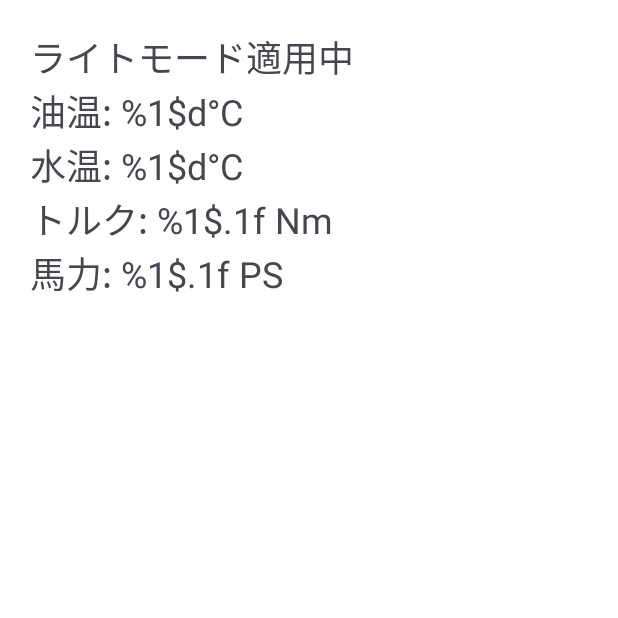
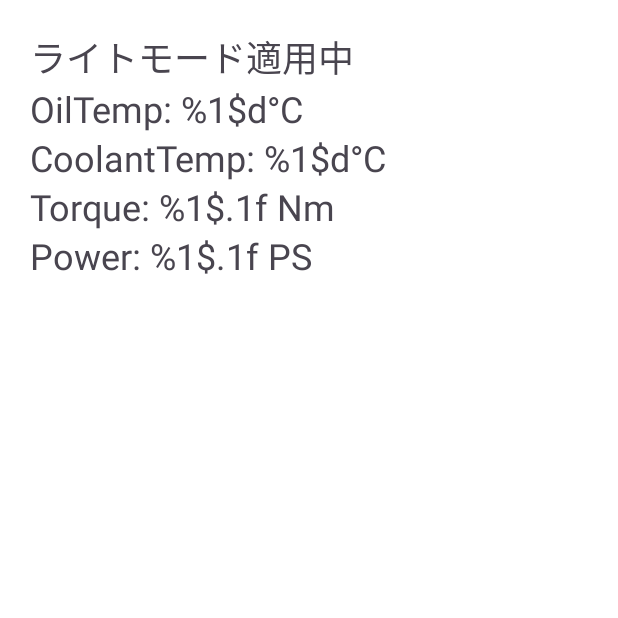
Before and after one commit to zerodatu/android_OBD2_meters, an Android app: the screen it shows after launch (MainActivity), on a phone screen of 412 x 824 dp, the top half of it. Run offline under Robolectric (Android 15) with nearby library versions, the phone set to English and light mode, and no system bars.

Commit message:
使用文字列を英語にした

```diff
--- a/app/src/main/res/values/strings.xml
+++ b/app/src/main/res/values/strings.xml
@@ -1,8 +1,8 @@
 <resources>
     <string name="app_name">android_OBD2_meters</string>
-    <string name="oil_temp">油温: %1$d°C</string>
-    <string name="coolant_temp">水温: %1$d°C</string>
-    <string name="torque">トルク: %1$.1f Nm</string>
-    <string name="power">馬力: %1$.1f PS</string>
-    <string name="theme_status">テーマを確認中...</string>
+    <string name="oil_temp">OilTemp: %1$d°C</string>
+    <string name="coolant_temp">CoolantTemp: %1$d°C</string>
+    <string name="torque">Torque: %1$.1f Nm</string>
+    <string name="power">Power: %1$.1f PS</string>
+    <string name="theme_status">Check user theme…</string>
 </resources>
```
